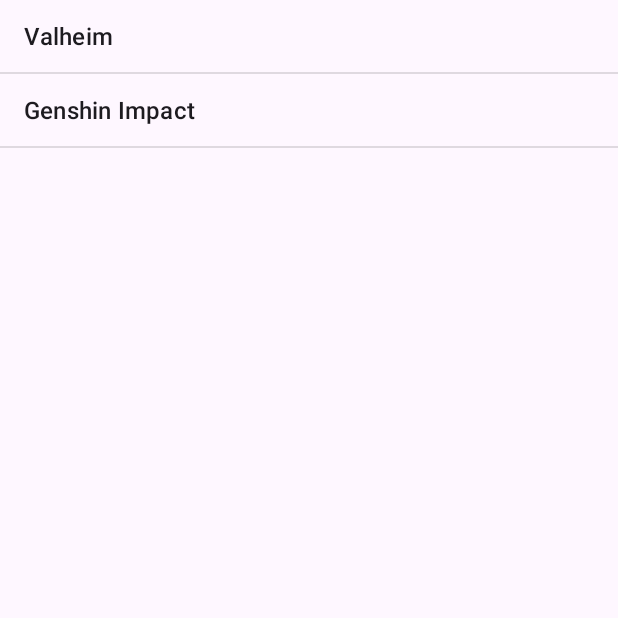
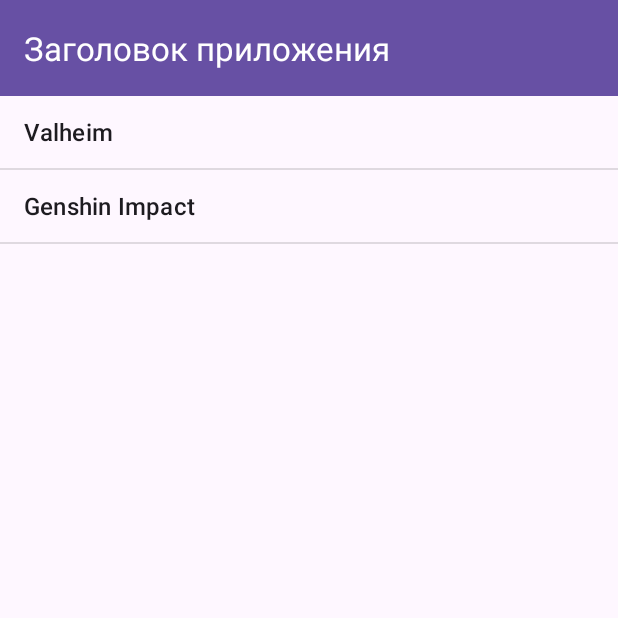
Before and after one commit to Okamodgi/GameWiki, an Android app: the screen it shows after launch (MainActivity), on a phone screen of 412 x 824 dp, the top half of it. Run offline under Robolectric (Android 15) with nearby library versions, the phone set to English and light mode, and no system bars.

Commit message:
основной функционал готов

```diff
--- a/app/src/main/java/com/example/gamewiki/DatabaseHelper.java
+++ b/app/src/main/java/com/example/gamewiki/DatabaseHelper.java
@@ -12,7 +12,7 @@ import java.util.List;
 public class DatabaseHelper extends SQLiteOpenHelper {
 
     private static final String DATABASE_NAME = "games.db";
-    private static final int DATABASE_VERSION = 1;
+    private static final int DATABASE_VERSION = 2;
 
     public static final String TABLE_GAMES = "games";
     public static final String COLUMN_ID = "_id";
@@ -29,7 +29,8 @@ public class DatabaseHelper extends SQLiteOpenHelper {
     public static final String COLUMN_ITEM_NAME = "item_name";
 
     public static final String TABLE_ITEMS_DETAILS = "items_details";
-    public static final String COLUMN_ITEM_ID_DETAILS = "_id";
+    public static final String COLUMN_ITEM_DETAILS_ID = "_id"; // Исправлено
+    public static final String COLUMN_ITEM_DETAILS_ITEM_ID = "item_id"; // Исправлено
     public static final String COLUMN_ITEM_DESCRIPTION = "item_description";
 
     private static final String DATABASE_CREATE_GAMES = "create table " +
@@ -38,7 +39,7 @@ public class DatabaseHelper extends SQLiteOpenHelper {
             COLUMN_GAME_NAME + " text not null);";
 
     private static final String DATABASE_CREATE_SECTIONS = "create table " +
-            TABLE_SECTIONS + "(" + COLUMN_ID +
+            TABLE_SECTIONS + "(" + COLUMN_SECTION_ID +
             " integer primary key autoincrement, " +
             COLUMN_GAME_ID + " integer not null, " +
             COLUMN_SECTION_NAME + " text not null);";
@@ -49,11 +50,10 @@ public class DatabaseHelper extends SQLiteOpenHelper {
             COLUMN_SECTION_ID_ITEMS + " INTEGER NOT NULL, " +
             COLUMN_ITEM_NAME + " TEXT NOT NULL);";
 
-
     private static final String DATABASE_CREATE_ITEMS_DETAILS = "CREATE TABLE " +
-            TABLE_ITEMS_DETAILS + "(" + COLUMN_ITEM_ID_DETAILS +
+            TABLE_ITEMS_DETAILS + "(" + COLUMN_ITEM_DETAILS_ID +
             " INTEGER PRIMARY KEY AUTOINCREMENT, " +
-            COLUMN_ITEM_ID + " INTEGER NOT NULL, " +
+            COLUMN_ITEM_DETAILS_ITEM_ID + " INTEGER NOT NULL, " + // Исправлено
             COLUMN_ITEM_DESCRIPTION + " TEXT NOT NULL);";
 
     public DatabaseHelper(Context context) {
@@ -66,6 +66,7 @@ public class DatabaseHelper extends SQLiteOpenHelper {
         database.execSQL(DATABASE_CREATE_SECTIONS);
         database.execSQL(DATABASE_CREATE_ITEMS);
         database.execSQL(DATABASE_CREATE_ITEMS_DETAILS);
+
         insertInitialData(database);
     }
 
@@ -178,17 +179,18 @@ public class DatabaseHelper extends SQLiteOpenHelper {
 
     public String getItemDescription(long itemId) {
         SQLiteDatabase db = this.getReadableDatabase();
+        String itemDescription = null;
 
-        Cursor cursor = db.query(TABLE_ITEMS_DETAILS, new String[]{COLUMN_ITEM_DESCRIPTION},
-                COLUMN_ITEM_ID + "=?", new String[]{String.valueOf(itemId)}, null, null, null);
-
-        String description = "";
+        Cursor cursor = db.query(TABLE_ITEMS_DETAILS,
+                new String[]{COLUMN_ITEM_DESCRIPTION},
+                COLUMN_ITEM_DETAILS_ITEM_ID + "=?",
+                new String[]{String.valueOf(itemId)},
+                null, null, null);
 
         if (cursor.moveToFirst()) {
-            description = cursor.getString(cursor.getColumnIndex(COLUMN_ITEM_DESCRIPTION));
+            itemDescription = cursor.getString(cursor.getColumnIndex(COLUMN_ITEM_DESCRIPTION));
         }
-
         cursor.close();
-        return description;
+        return itemDescription;
     }
 }
--- a/app/src/main/java/com/example/gamewiki/ItemDetailsActivity.java
+++ b/app/src/main/java/com/example/gamewiki/ItemDetailsActivity.java
@@ -5,7 +5,6 @@ import android.database.sqlite.SQLiteDatabase;
 import android.os.Bundle;
 import android.widget.TextView;
 import androidx.appcompat.app.AppCompatActivity;
-
 
 public class ItemDetailsActivity extends AppCompatActivity {
 
@@ -31,9 +30,10 @@ public class ItemDetailsActivity extends AppCompatActivity {
 
         Cursor itemCursor = db.query(DatabaseHelper.TABLE_ITEMS,
                 new String[]{DatabaseHelper.COLUMN_ITEM_NAME},
-                DatabaseHelper.COLUMN_ID + "=?",
+                DatabaseHelper.COLUMN_ITEM_ID + "=?",
                 new String[]{String.valueOf(itemId)},
                 null, null, null);
+
         if (itemCursor.moveToFirst()) {
             String itemName = itemCursor.getString(itemCursor.getColumnIndex(DatabaseHelper.COLUMN_ITEM_NAME));
             textViewItemName.setText(itemName);
@@ -43,4 +43,5 @@ public class ItemDetailsActivity extends AppCompatActivity {
         String itemDescription = dbHelper.getItemDescription(itemId);
         textViewItemDescription.setText(itemDescription);
     }
+
 }
--- a/app/src/main/java/com/example/gamewiki/MainActivity.java
+++ b/app/src/main/java/com/example/gamewiki/MainActivity.java
@@ -7,12 +7,14 @@ import android.widget.AdapterView;
 import android.widget.ListView;
 import androidx.appcompat.app.AppCompatActivity;
 import android.widget.SimpleCursorAdapter;
+import android.widget.Toolbar;
 
 public class MainActivity extends AppCompatActivity {
 
     private ListView listView;
     private DatabaseHelper dbHelper;
     private SimpleCursorAdapter adapter;
+    private Toolbar toolbar;
 
     @Override
     protected void onCreate(Bundle savedInstanceState) {
--- a/app/src/main/res/layout/activity_main.xml
+++ b/app/src/main/res/layout/activity_main.xml
@@ -1,14 +1,29 @@
 <?xml version="1.0" encoding="utf-8"?>
-<androidx.constraintlayout.widget.ConstraintLayout xmlns:android="http://schemas.android.com/apk/res/android"
+<androidx.constraintlayout.widget.ConstraintLayout
+    xmlns:android="http://schemas.android.com/apk/res/android"
     xmlns:app="http://schemas.android.com/apk/res-auto"
     xmlns:tools="http://schemas.android.com/tools"
     android:layout_width="match_parent"
     android:layout_height="match_parent"
     tools:context=".MainActivity">
 
+    <!-- Шапка с заголовком -->
+    <androidx.appcompat.widget.Toolbar
+        android:id="@+id/toolbar"
+        android:layout_width="match_parent"
+        android:layout_height="?attr/actionBarSize"
+        android:background="?attr/colorPrimary"
+        android:elevation="4dp"
+        app:title="Заголовок приложения"
+        app:titleTextColor="@android:color/white"
+        app:layout_constraintTop_toTopOf="parent"/>
+
+    <!-- Список игр -->
     <ListView
         android:id="@+id/list_game"
         android:layout_width="match_parent"
-        android:layout_height="match_parent" />
+        android:layout_height="0dp"
+        app:layout_constraintTop_toBottomOf="@id/toolbar"
+        app:layout_constraintBottom_toBottomOf="parent"/>
 
 </androidx.constraintlayout.widget.ConstraintLayout>
```
